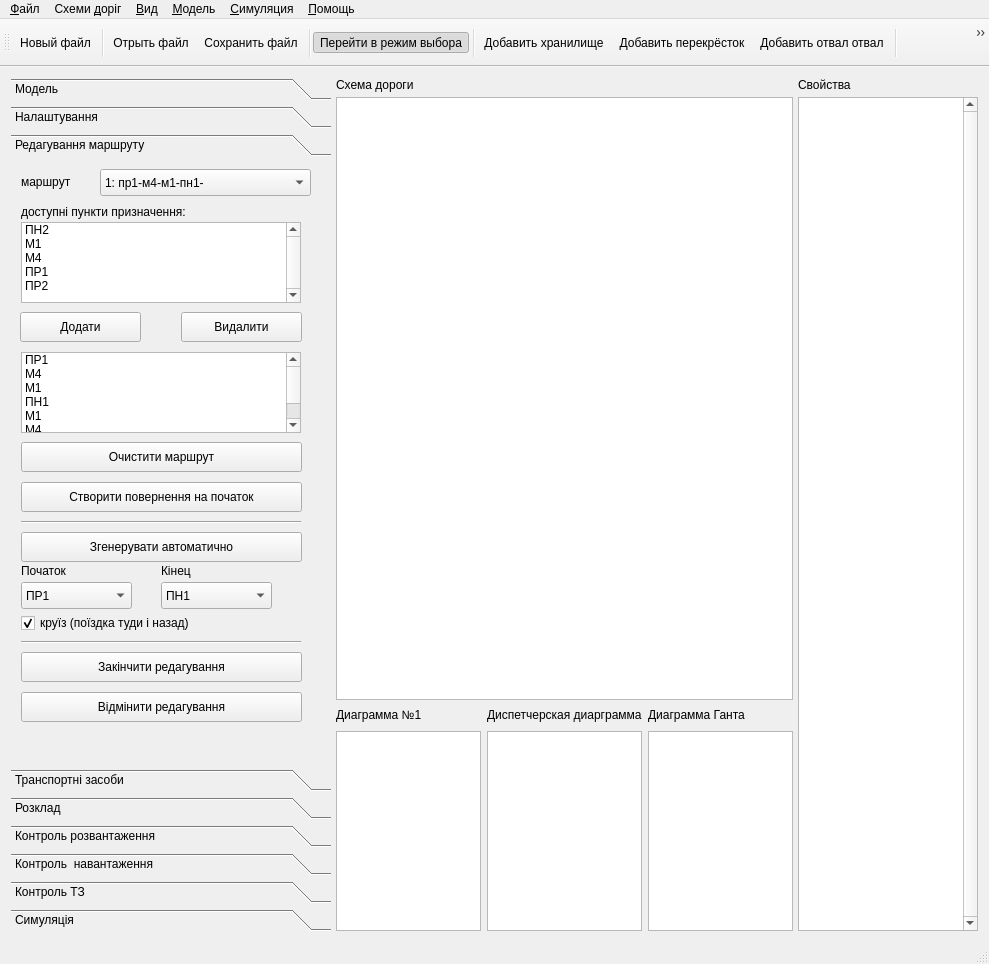
Old version of the form trucks.ui in the repository danylo-bilyk/trucks.
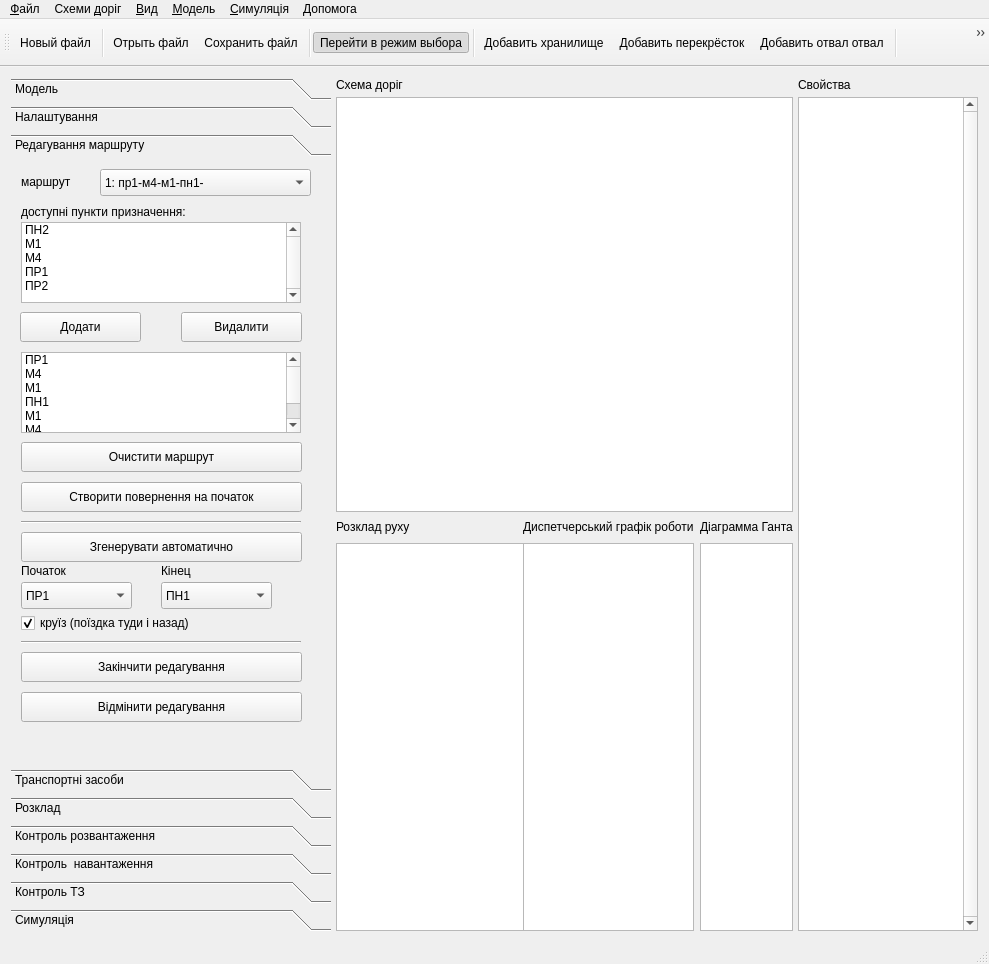
New version of the form. The open tabs and pages were chosen to show the change. Icons and pictures are not drawn. Custom widgets are drawn as their Qt base class.

The edit to the form file:
```diff
--- a/trucks.ui
+++ b/trucks.ui
@@ -2304,7 +2304,7 @@
         <item>
          <widget class="QLabel" name="label_4">
           <property name="text">
-           <string>Схема дороги</string>
+           <string>Схема доріг</string>
           </property>
          </widget>
         </item>
@@ -2333,7 +2333,7 @@
                </size>
               </property>
               <property name="text">
-               <string>Диаграмма №1</string>
+               <string>Розклад руху</string>
               </property>
              </widget>
             </item>
@@ -2341,14 +2341,14 @@
              <widget class="QGraphicsView" name="graphicsView_3">
               <property name="minimumSize">
                <size>
-                <width>0</width>
+                <width>300</width>
                 <height>100</height>
                </size>
               </property>
               <property name="maximumSize">
                <size>
-                <width>16777215</width>
-                <height>200</height>
+                <width>300</width>
+                <height>400</height>
                </size>
               </property>
              </widget>
@@ -2375,7 +2375,7 @@
                </size>
               </property>
               <property name="text">
-               <string>Диспетчерская диарграмма</string>
+               <string>Диспетчерський графік роботи</string>
               </property>
              </widget>
             </item>
@@ -2384,7 +2384,7 @@
               <property name="maximumSize">
                <size>
                 <width>16777215</width>
-                <height>200</height>
+                <height>400</height>
                </size>
               </property>
              </widget>
@@ -2411,7 +2411,7 @@
                </size>
               </property>
               <property name="text">
-               <string>Диаграмма Ганта</string>
+               <string>Діаграмма Ганта</string>
               </property>
              </widget>
             </item>
@@ -2420,7 +2420,7 @@
               <property name="maximumSize">
                <size>
                 <width>16777215</width>
-                <height>200</height>
+                <height>400</height>
                </size>
               </property>
              </widget>
@@ -2508,7 +2508,7 @@
    </widget>
    <widget class="QMenu" name="menu_Run">
     <property name="title">
-     <string>&amp;Симуляция</string>
+     <string>&amp;Симуляція</string>
     </property>
     <addaction name="actionPlay"/>
     <addaction name="actionPause"/>
@@ -2516,7 +2516,7 @@
    </widget>
    <widget class="QMenu" name="menu_Help">
     <property name="title">
-     <string>&amp;Помощь</string>
+     <string>Допомога</string>
     </property>
    </widget>
    <widget class="QMenu" name="menu_View">
```
Left out of the diff: 34 changed lines with no effect on the pictures.
